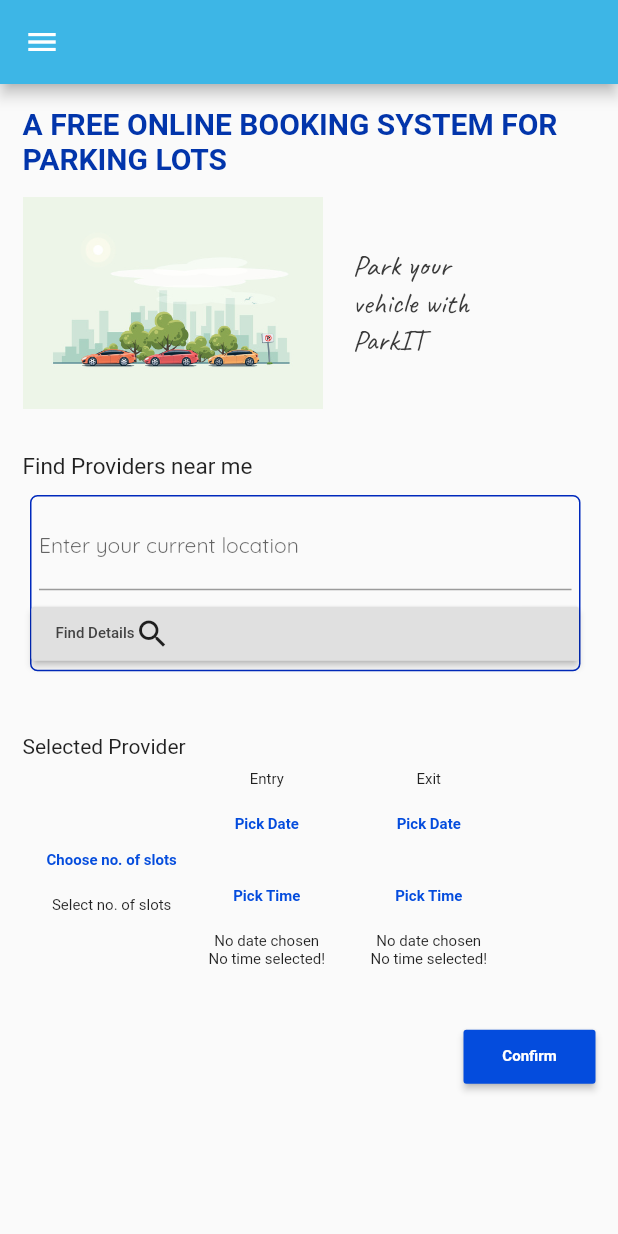
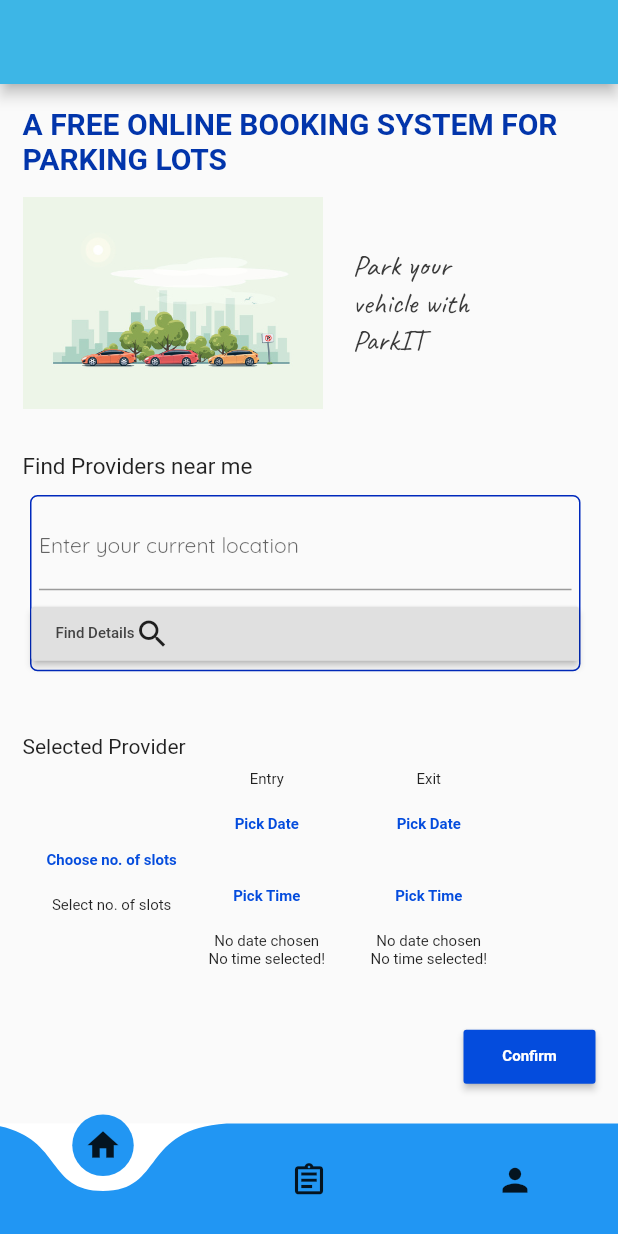
Before and after one commit to Project-Solana/solana_flutter_frontend, a Flutter app: the screen it shows after launch, on a phone screen of 412 x 824 dp. Run offline on Flutter 3.47's test engine with Material 2 defaults, Android fonts, the phone set to English and light mode, and no system bars; drawn by our look-alikes of curved_navigation_bar; our stand-ins replace google_fonts, numberpicker; Roboto replaces fonts that are missing (Ubuntu).

```diff
--- a/lib/screens/main_screen.dart
+++ b/lib/screens/main_screen.dart
@@ -1,39 +1,54 @@
+import '../screens/Transaction%20Details/transaction_details_screen.dart';
+import '../screens/my_profile/profile_page.dart';
 import 'package:first_app/widgets/home_page_body.dart';
 import 'package:flutter/material.dart';
-//import 'bottom_sheet.dart';
-import './app_drawer.dart';
+import 'package:curved_navigation_bar/curved_navigation_bar.dart';
+//import './app_drawer.dart';
 
-class MainScreen extends StatelessWidget {
+class MainScreen extends StatefulWidget {
   const MainScreen({Key key}) : super(key: key);
 
-  // @override
-  // void openBottomSheet(BuildContext ctx) {
-  //   showModalBottomSheet(
-  //     context: ctx,
-  //     builder: (_) {
-  //       return SideBar();
-  //     },
-  //   );
-  // }
+  @override
+  State<MainScreen> createState() => _MainScreenState();
+}
+
+class _MainScreenState extends State<MainScreen> {
+  int _page = 0;
+  GlobalKey<CurvedNavigationBarState> _bottomNavigationKey = GlobalKey();
+
+  final screens = [
+    HomePageBody(),
+    TransactionDetails(),
+    ProfilePage(),
+  ];
 
   Widget build(BuildContext context) {
     return MaterialApp(
       home: Scaffold(
-        // floatingActionButtonLocation: FloatingActionButtonLocation.endDocked,
-        // floatingActionButton: FloatingActionButton(
-        //   child: Icon(Icons.add),
-        //   onPressed: () => openBottomSheet(context),
-        // ),
         appBar: AppBar(
-          // title: Container(
-          //   child: TextField(
-          //     decoration: InputDecoration(labelText: 'Search'),
-          //   ),
-          // ),
           backgroundColor: Color.fromARGB(255, 61, 182, 230),
         ),
-        drawer: AppDrawer(),
-        body: SingleChildScrollView(child: HomePageBody()),
+
+        //Curved Navigation Bar
+        extendBody: true,
+        bottomNavigationBar: CurvedNavigationBar(
+          backgroundColor: Colors.white,
+          color: Colors.blue,
+          key: _bottomNavigationKey,
+          animationDuration: Duration(milliseconds: 300),
+          items: <Widget>[
+            Icon(Icons.home, size: 25),
+            Icon(Icons.assignment_outlined, size: 25),
+            Icon(Icons.person, size: 25),
+          ],
+          onTap: (index) {
+            setState(() {
+              _page = index;
+            });
+          },
+        ),
+        //drawer: AppDrawer(),
+        body: screens[_page],
       ),
     );
   }
--- a/lib/screens/my_profile/profile_page.dart
+++ b/lib/screens/my_profile/profile_page.dart
@@ -54,9 +54,6 @@ class _ProfilePageState extends State<ProfilePage> {
   Widget build(BuildContext context) {
     return Scaffold(
       appBar: AppBar(
-        leading: BackButton(
-          color: Colors.black,
-        ),
         backgroundColor: Colors.transparent,
         elevation: 0,
       ),
--- a/lib/widgets/home_page_body.dart
+++ b/lib/widgets/home_page_body.dart
@@ -7,7 +7,8 @@ class HomePageBody extends StatelessWidget {
 
   @override
   Widget build(BuildContext context) {
-    return Container(
+    return SingleChildScrollView(
+      child: Container(
         padding: EdgeInsets.all(15),
         child: Column(
           children: <Widget>[
@@ -51,6 +52,7 @@ class HomePageBody extends StatelessWidget {
             ProviderAndSlot(),
           ],
         ),
+      ),
     );
   }
 }
--- a/pubspec.yaml
+++ b/pubspec.yaml
@@ -43,6 +43,7 @@ dependencies:
   shared_preferences: ^2.0.15
   google_fonts: ^3.0.1
   intl: ^0.17.0
+  curved_navigation_bar: ^1.0.3
 
 dev_dependencies:
   flutter_test:
```
Also changed, not shown: lib/screens/Transaction Details/transaction_details_screen.dart (added, +26 -0 lines), pubspec.lock. Lines whose indentation alone changed are shown as unchanged.
